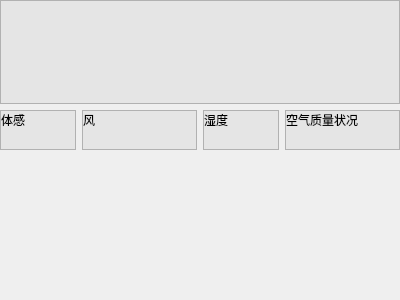
Above: ui/weather.ui from Younger-Chan/everyday before the change. Below: the same form after it.
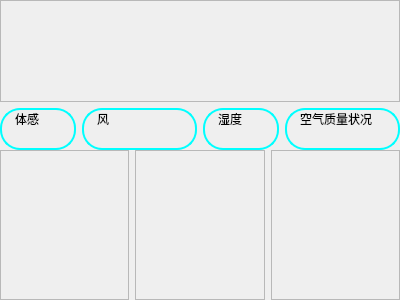
That is the form after the change.

```diff
--- a/ui/weather.ui
+++ b/ui/weather.ui
@@ -57,7 +57,7 @@
           <item>
            <widget class="QFrame" name="frame_2">
             <property name="styleSheet">
-             <string notr="true">background-color: rgb(229, 229, 229);</string>
+             <string notr="true"/>
             </property>
             <property name="frameShape">
              <enum>QFrame::StyledPanel</enum>
@@ -141,7 +141,12 @@
             <item>
              <widget class="QFrame" name="frame_3">
               <property name="styleSheet">
-               <string notr="true">background-color: rgb(229, 229, 229);</string>
+               <string notr="true">QFrame{
+border-style: solid;
+border-width: 2px;
+border-color: aqua;
+border-radius: 20px;
+}</string>
               </property>
               <property name="frameShape">
                <enum>QFrame::StyledPanel</enum>
@@ -172,9 +177,19 @@
                      <verstretch>0</verstretch>
                     </sizepolicy>
                    </property>
+                   <property name="styleSheet">
+                    <string notr="true">border-style: solid;
+border-width: 0px;
+border-color: aqua;
+border-radius: 20px;
+padding-left: 10px;</string>
+                   </property>
                    <property name="text">
                     <string>体感</string>
                    </property>
+                   <property name="alignment">
+                    <set>Qt::AlignLeading|Qt::AlignLeft|Qt::AlignVCenter</set>
+                   </property>
                   </widget>
                  </item>
                  <item>
@@ -185,6 +200,13 @@
                      <verstretch>0</verstretch>
                     </sizepolicy>
                    </property>
+                   <property name="styleSheet">
+                    <string notr="true">border-style: solid;
+border-width: 0px;
+border-color: aqua;
+border-radius: 20px;
+padding-left: 10px;</string>
+                   </property>
                    <property name="text">
                     <string/>
                    </property>
@@ -198,7 +220,12 @@
             <item>
              <widget class="QFrame" name="frame_4">
               <property name="styleSheet">
-               <string notr="true">background-color: rgb(229, 229, 229);</string>
+               <string notr="true">QFrame{
+border-style: solid;
+border-width: 2px;
+border-color: aqua;
+border-radius: 20px;
+}</string>
               </property>
               <property name="frameShape">
                <enum>QFrame::StyledPanel</enum>
@@ -229,6 +256,13 @@
                      <verstretch>0</verstretch>
                     </sizepolicy>
                    </property>
+                   <property name="styleSheet">
+                    <string notr="true">border-style: solid;
+border-width: 0px;
+border-color: aqua;
+border-radius: 20px;
+padding-left: 10px;</string>
+                   </property>
                    <property name="text">
                     <string>风</string>
                    </property>
@@ -242,6 +276,13 @@
                      <verstretch>0</verstretch>
                     </sizepolicy>
                    </property>
+                   <property name="styleSheet">
+                    <string notr="true">border-style: solid;
+border-width: 0px;
+border-color: aqua;
+border-radius: 20px;
+padding-left: 10px;</string>
+                   </property>
                    <property name="text">
                     <string/>
                    </property>
@@ -255,7 +296,12 @@
             <item>
              <widget class="QFrame" name="frame_5">
               <property name="styleSheet">
-               <string notr="true">background-color: rgb(229, 229, 229);</string>
+               <string notr="true">QFrame{
+border-style: solid;
+border-width: 2px;
+border-color: aqua;
+border-radius: 20px;
+}</string>
               </property>
               <property name="frameShape">
                <enum>QFrame::StyledPanel</enum>
@@ -286,6 +332,13 @@
                      <verstretch>0</verstretch>
                     </sizepolicy>
                    </property>
+                   <property name="styleSheet">
+                    <string notr="true">border-style: solid;
+border-width: 0px;
+border-color: aqua;
+border-radius: 20px;
+padding-left: 10px;</string>
+                   </property>
                    <property name="text">
                     <string>湿度</string>
                    </property>
@@ -299,6 +352,13 @@
                      <verstretch>0</verstretch>
                     </sizepolicy>
                    </property>
+                   <property name="styleSheet">
+                    <string notr="true">border-style: solid;
+border-width: 0px;
+border-color: aqua;
+border-radius: 20px;
+padding-left: 10px;</string>
+                   </property>
                    <property name="text">
                     <string/>
                    </property>
@@ -312,7 +372,12 @@
             <item>
              <widget class="QFrame" name="frame">
               <property name="styleSheet">
-               <string notr="true">background-color: rgb(229, 229, 229);</string>
+               <string notr="true">QFrame{
+border-style: solid;
+border-width: 2px;
+border-color: aqua;
+border-radius: 20px;
+}</string>
               </property>
               <property name="frameShape">
                <enum>QFrame::StyledPanel</enum>
@@ -343,6 +408,13 @@
                      <verstretch>0</verstretch>
                     </sizepolicy>
                    </property>
+                   <property name="styleSheet">
+                    <string notr="true">border-style: solid;
+border-width: 0px;
+border-color: aqua;
+border-radius: 20px;
+padding-left: 10px;</string>
+                   </property>
                    <property name="text">
                     <string>空气质量状况</string>
                    </property>
@@ -350,6 +422,13 @@
                  </item>
                  <item>
                   <widget class="QLabel" name="l_airValue">
+                   <property name="styleSheet">
+                    <string notr="true">border-style: solid;
+border-width: 0px;
+border-color: aqua;
+border-radius: 20px;
+padding-left: 10px;</string>
+                   </property>
                    <property name="text">
                     <string/>
                    </property>
@@ -368,7 +447,56 @@
       </widget>
      </item>
      <item>
-      <widget class="QWidget" name="w_two" native="true"/>
+      <widget class="QWidget" name="w_two" native="true">
+       <layout class="QVBoxLayout" name="verticalLayout_15">
+        <property name="leftMargin">
+         <number>0</number>
+        </property>
+        <property name="topMargin">
+         <number>0</number>
+        </property>
+        <property name="rightMargin">
+         <number>0</number>
+        </property>
+        <property name="bottomMargin">
+         <number>0</number>
+        </property>
+        <item>
+         <layout class="QHBoxLayout" name="horizontalLayout_3">
+          <item>
+           <widget class="QFrame" name="frame_6">
+            <property name="frameShape">
+             <enum>QFrame::StyledPanel</enum>
+            </property>
+            <property name="frameShadow">
+             <enum>QFrame::Raised</enum>
+            </property>
+           </widget>
+          </item>
+          <item>
+           <widget class="QFrame" name="frame_7">
+            <property name="frameShape">
+             <enum>QFrame::StyledPanel</enum>
+            </property>
+            <property name="frameShadow">
+             <enum>QFrame::Raised</enum>
+            </property>
+           </widget>
+          </item>
+          <item>
+           <widget class="QFrame" name="frame_8">
+            <property name="frameShape">
+             <enum>QFrame::StyledPanel</enum>
+            </property>
+            <property name="frameShadow">
+             <enum>QFrame::Raised</enum>
+            </property>
+           </widget>
+          </item>
+         </layout>
+        </item>
+       </layout>
+      </widget>
      </item>
     </layout>
    </item>
```
Left out of the diff: 11 changed lines with no effect on the pictures.
